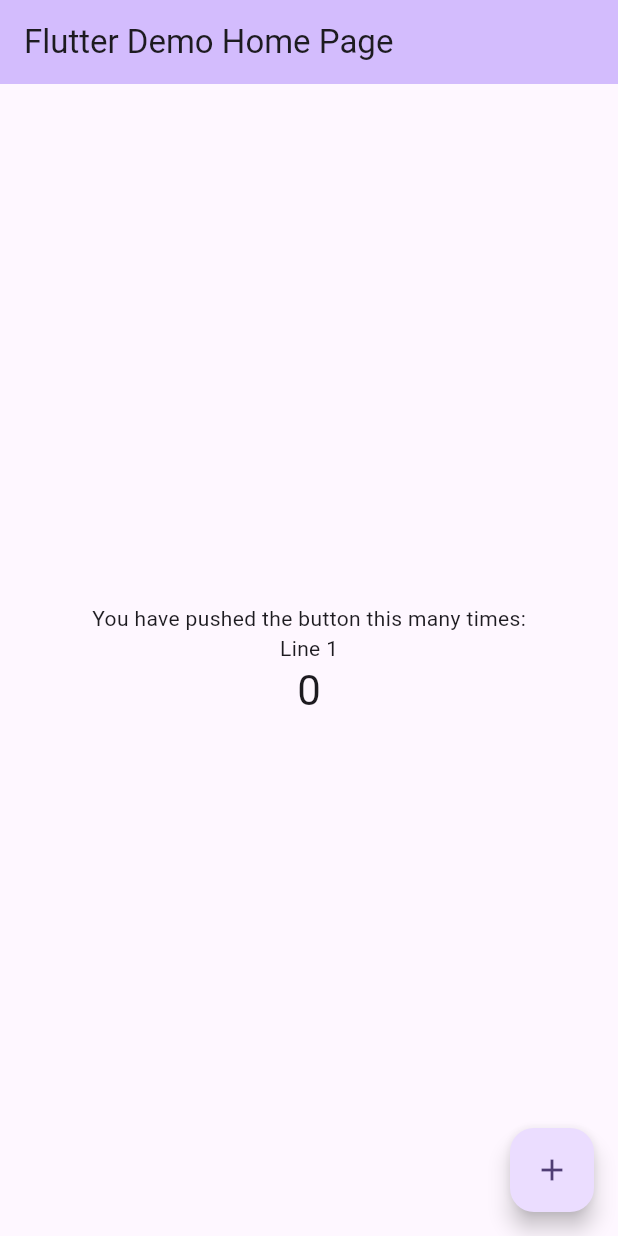
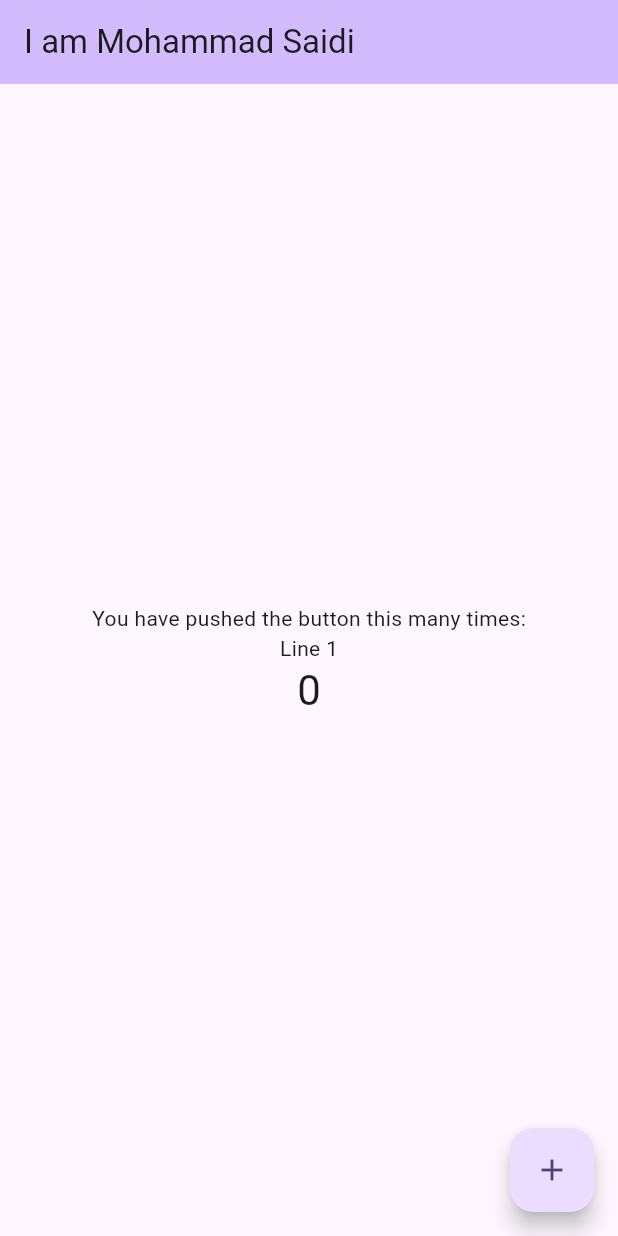
Before and after one commit to Mohammad-Saidi/flutter_github_practice, a Flutter app: the screen it shows after launch, on a phone screen of 412 x 824 dp. Run offline on Flutter 3.47's test engine with Material 3 defaults, Android fonts, the phone set to English and light mode, and no system bars.

Commit message:
version 1.0.2

```diff
--- a/lib/main.dart
+++ b/lib/main.dart
@@ -15,7 +15,7 @@ class MyApp extends StatelessWidget {
         colorScheme: ColorScheme.fromSeed(seedColor: Colors.deepPurple),
         useMaterial3: true,
       ),
-      home: const MyHomePage(title: 'Flutter Demo Home Page'),
+      home: const MyHomePage(title: 'I am Mohammad Saidi'),
     );
   }
 }
```
